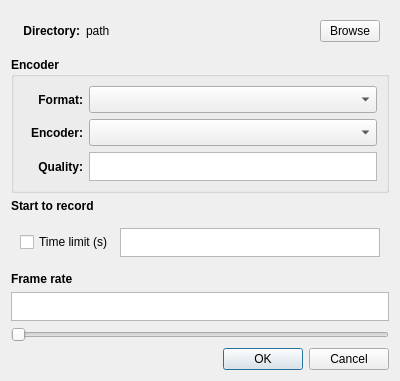
The window that SIMP/dialog_record_option.ui (iiSM4u/iiSM-SW_public) describes before a commit, drawn with Qt 5.
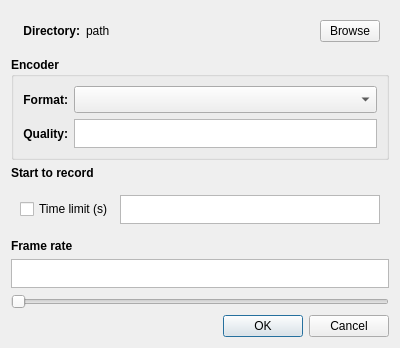
The same window after the commit. Custom widgets are drawn as their Qt base class.

Commit message: video record ui 정리

```diff
--- a/SIMP/dialog_record_option.ui
+++ b/SIMP/dialog_record_option.ui
@@ -7,7 +7,7 @@
     <x>0</x>
     <y>0</y>
     <width>400</width>
-    <height>381</height>
+    <height>348</height>
    </rect>
   </property>
   <property name="windowTitle">
@@ -78,49 +78,7 @@
       <string>Encoder</string>
      </property>
      <layout class="QGridLayout" name="gridLayout">
-      <item row="1" column="0">
-       <widget class="QLabel" name="label_3">
-        <property name="minimumSize">
-         <size>
-          <width>60</width>
-          <height>0</height>
-         </size>
-        </property>
-        <property name="maximumSize">
-         <size>
-          <width>16777215</width>
-          <height>16777215</height>
-         </size>
-        </property>
-        <property name="text">
-         <string>Encoder:</string>
-        </property>
-        <property name="alignment">
-         <set>Qt::AlignRight|Qt::AlignTrailing|Qt::AlignVCenter</set>
-        </property>
-       </widget>
-      </item>
       <item row="1" column="1">
-       <widget class="QComboBox" name="cbVideoEncoder">
-        <property name="minimumSize">
-         <size>
-          <width>0</width>
-          <height>27</height>
-         </size>
-        </property>
-       </widget>
-      </item>
-      <item row="2" column="0">
-       <widget class="QLabel" name="label_4">
-        <property name="text">
-         <string>Quality:</string>
-        </property>
-        <property name="alignment">
-         <set>Qt::AlignRight|Qt::AlignTrailing|Qt::AlignVCenter</set>
-        </property>
-       </widget>
-      </item>
-      <item row="2" column="1">
        <widget class="CustomPlainTextEdit" name="editQuality">
         <property name="minimumSize">
          <size>
@@ -130,6 +88,16 @@
         </property>
        </widget>
       </item>
+      <item row="0" column="1">
+       <widget class="QComboBox" name="cbVideoFormat">
+        <property name="minimumSize">
+         <size>
+          <width>0</width>
+          <height>27</height>
+         </size>
+        </property>
+       </widget>
+      </item>
       <item row="0" column="0">
        <widget class="QLabel" name="label">
         <property name="maximumSize">
@@ -151,13 +119,13 @@
         </property>
        </widget>
       </item>
-      <item row="0" column="1">
-       <widget class="QComboBox" name="cbVideoFormat">
-        <property name="minimumSize">
-         <size>
-          <width>0</width>
-          <height>27</height>
-         </size>
+      <item row="1" column="0">
+       <widget class="QLabel" name="label_4">
+        <property name="text">
+         <string>Quality:</string>
+        </property>
+        <property name="alignment">
+         <set>Qt::AlignRight|Qt::AlignTrailing|Qt::AlignVCenter</set>
         </property>
        </widget>
       </item>
```
The commit also changes 8 other files.
